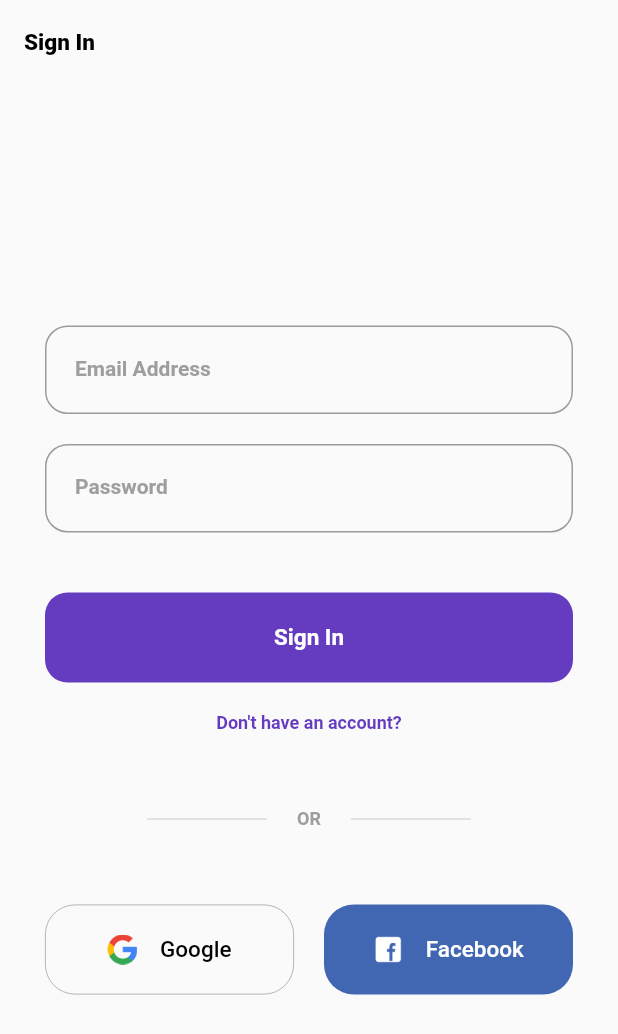
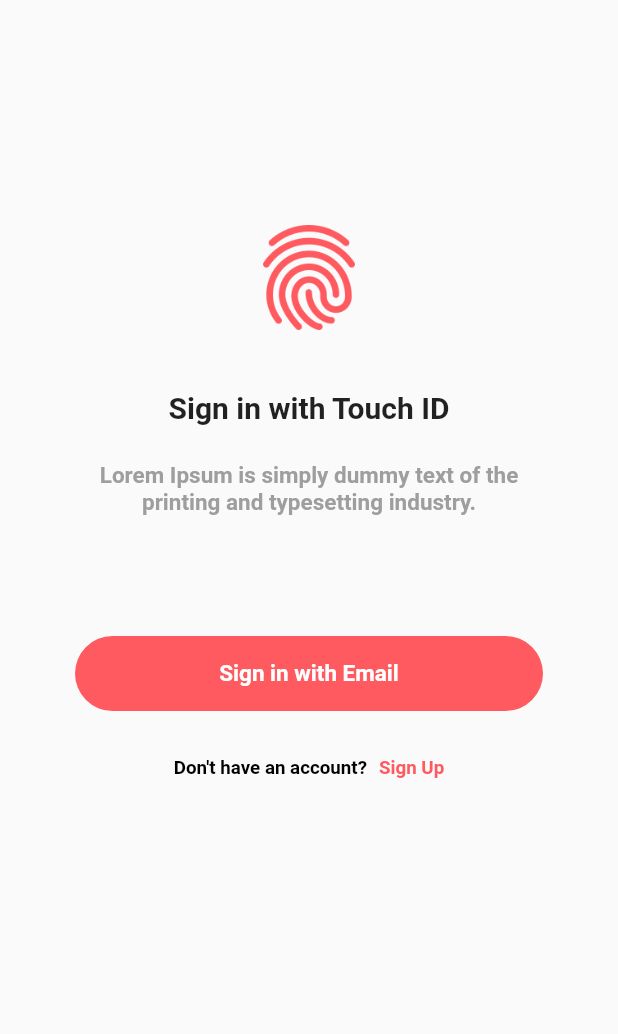
Before and after one commit to knsrmnm/flutter_ui_jumble, a Flutter app: the screen it shows after launch, on a phone screen of 412 x 824 dp. Shown: the top 1034 px of the screen. Run offline on Flutter 3.47's test engine with Material 2 defaults, Android fonts, the phone set to English and light mode, and no system bars.

Commit message:
add touch id screen.

```diff
--- a/lib/main.dart
+++ b/lib/main.dart
@@ -1,5 +1,6 @@
 import 'package:flutter/material.dart';
 import 'package:flutter_ui_jumble/screens/sign_in_screen.dart';
+import 'package:flutter_ui_jumble/screens/touch_id_screen.dart';
 
 void main() {
   runApp(MyApp());
@@ -14,7 +15,7 @@ class MyApp extends StatelessWidget {
       theme: ThemeData(
         primarySwatch: Colors.blue,
       ),
-      home: SignInScreen()
+      home: TouchIdScreen()
     );
   }
 }
--- /dev/null
+++ b/lib/screens/touch_id_screen.dart
@@ -0,0 +1,58 @@
+import 'package:flutter/material.dart';
+
+class TouchIdScreen extends StatefulWidget {
+  const TouchIdScreen({Key? key}) : super(key: key);
+
+  @override
+  State<TouchIdScreen> createState() => _TouchIdScreenState();
+}
+
+class _TouchIdScreenState extends State<TouchIdScreen> {
+  @override
+  Widget build(BuildContext context) {
+    Size size = MediaQuery.of(context).size;
+    return Scaffold(
+      body: SafeArea(
+        child: Padding(
+          padding: EdgeInsets.symmetric(horizontal: 50.0),
+          child: Center(
+            child: Column(
+              children: [
+                const SizedBox(height: 150.0),
+                Image.asset("assets/icons/fingerprint.png", width: 70.0),
+                const SizedBox(height: 40.0),
+                Text("Sign in with Touch ID", style: TextStyle(fontSize: 20.0, fontWeight: FontWeight.w600)),
+                const SizedBox(height: 25.0),
+                Text("Lorem Ipsum is simply dummy text of the printing and typesetting industry.", style: TextStyle(fontSize: 15.0, fontWeight: FontWeight.w600, color: Colors.grey), textAlign: TextAlign.center),
+                const SizedBox(height: 80.0),
+                GestureDetector(
+                  onTap: (){},
+                  child: Container(
+                      height: 50.0,
+                      width: size.width,
+                      decoration: BoxDecoration(
+                          color: Color(0xFFFF5A5F),
+                          borderRadius: BorderRadius.all(Radius.circular(35.0))
+                      ),
+                      child: Center(
+                        child: Text('Sign in with Email', style: TextStyle(color: Colors.white, fontWeight: FontWeight.w600, fontSize: 15.0)),
+                      )
+                  ),
+                ),
+                const SizedBox(height: 30.0),
+                Row(
+                  mainAxisAlignment: MainAxisAlignment.center,
+                  children: [
+                    Text('Don\'t have an account?', style: TextStyle(color: Colors.black, fontWeight: FontWeight.w600, fontSize: 12.5)),
+                    const SizedBox(width: 8.0),
+                    Text('Sign Up', style: TextStyle(color: Color(0xFFFF5A5F), fontWeight: FontWeight.w700, fontSize: 12.5)),
+                  ],
+                )
+              ],
+            ),
+          ),
+        ),
+      ),
+    );
+  }
+}
```
Also changed, not shown: assets/icons/fingerprint.png (added).
